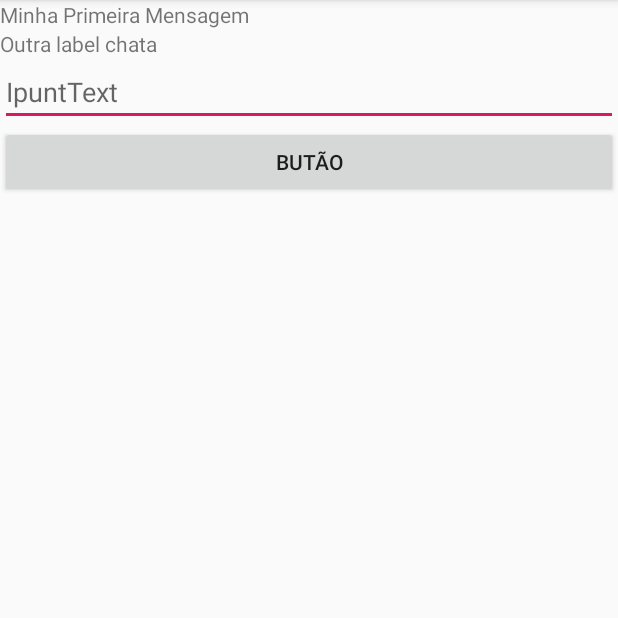
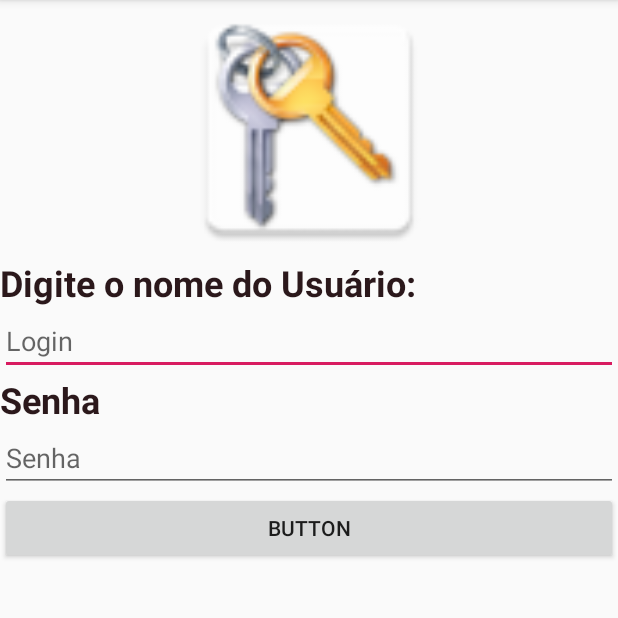
Before and after one commit to Suleiman-Moraes/appbasicoandroid, an Android app: the screen it shows after launch (MainActivity before the commit, Login after it), on a phone screen of 412 x 824 dp, the part 84-702 px from its top. Run offline under Robolectric (Android 15) with nearby library versions, the phone set to English and light mode, and no system bars.

Commit message:
Atualização

```diff
--- /dev/null
+++ b/app/src/main/java/br/com/senaigo/exemplo1/Login.java
@@ -0,0 +1,34 @@
+package br.com.senaigo.exemplo1;
+
+import android.content.Intent;
+import android.os.Bundle;
+import android.support.v7.app.AppCompatActivity;
+import android.view.View;
+import android.widget.EditText;
+
+public class Login extends AppCompatActivity {
+
+    private EditText usuario;
+    private EditText senha;
+
+    @Override
+    protected void onCreate(Bundle savedInstanceState) {
+        super.onCreate(savedInstanceState);
+        setContentView(R.layout.activity_login);
+
+        this.usuario = findViewById(R.id.login);
+        this.senha = findViewById(R.id.senha);
+    }
+
+    public void verificarLogin(View view) {
+        String pegaUsuario = usuario.getText().toString();
+        String pegaSenha = senha.getText().toString();
+
+        if (pegaSenha.trim().equals("123") && pegaUsuario.trim().equals("susu")) {
+            Intent intent = new Intent(this, Principal.class);
+            startActivity(intent);
+        } else {
+
+        }
+    }
+}
--- /dev/null
+++ b/app/src/main/res/layout/activity_login.xml
@@ -0,0 +1,74 @@
+<?xml version="1.0" encoding="utf-8"?>
+<android.support.constraint.ConstraintLayout xmlns:android="http://schemas.android.com/apk/res/android"
+    xmlns:app="http://schemas.android.com/apk/res-auto"
+    xmlns:tools="http://schemas.android.com/tools"
+    android:layout_width="match_parent"
+    android:layout_height="match_parent"
+    tools:context=".Login">
+
+    <LinearLayout
+        android:layout_width="match_parent"
+        android:layout_height="match_parent"
+        android:orientation="vertical">
+
+        <ImageView
+            android:id="@+id/imageView3"
+            android:layout_width="match_parent"
+            android:layout_height="172dp"
+            app:srcCompat="@mipmap/login_img" />
+
+        <TextView
+            android:id="@+id/textView3"
+            android:layout_width="match_parent"
+            android:layout_height="wrap_content"
+            android:allowUndo="false"
+            android:text="Digite o nome do Usuário:"
+            android:textColor="@color/colorPrimaryDark"
+            android:textSize="24sp"
+            android:textStyle="bold"
+            tools:layout_editor_absoluteX="44dp"
+            tools:layout_editor_absoluteY="160dp" />
+
+        <EditText
+            android:id="@+id/login"
+            android:layout_width="match_parent"
+            android:layout_height="wrap_content"
+            android:ems="10"
+            android:hint="Login"
+            android:inputType="textPersonName"
+            tools:layout_editor_absoluteX="4dp"
+            tools:layout_editor_absoluteY="203dp" />
+
+        <TextView
+            android:id="@+id/textView4"
+            android:layout_width="match_parent"
+            android:layout_height="wrap_content"
+            android:allowUndo="false"
+            android:text="Senha"
+            android:textColor="@color/colorPrimaryDark"
+            android:textSize="24sp"
+            android:textStyle="bold"
+            tools:layout_editor_absoluteX="154dp"
+            tools:layout_editor_absoluteY="266dp" />
+
+        <EditText
+            android:id="@+id/senha"
+            android:layout_width="match_parent"
+            android:layout_height="wrap_content"
+            android:ems="10"
+            android:hint="Senha"
+            android:inputType="textPassword"
+            tools:layout_editor_absoluteX="4dp"
+            tools:layout_editor_absoluteY="317dp" />
+
+        <Button
+            android:id="@+id/button2"
+            android:layout_width="match_parent"
+            android:layout_height="wrap_content"
+            android:onClick="verificarLogin"
+            android:text="Button"
+            tools:layout_editor_absoluteX="148dp"
+            tools:layout_editor_absoluteY="377dp" />
+
+    </LinearLayout>
+</android.support.constraint.ConstraintLayout>
--- a/app/src/main/res/values/colors.xml
+++ b/app/src/main/res/values/colors.xml
@@ -1,6 +1,6 @@
 <?xml version="1.0" encoding="utf-8"?>
 <resources>
     <color name="colorPrimary">#008577</color>
-    <color name="colorPrimaryDark">#00574B</color>
+    <color name="colorPrimaryDark">#e7150003</color>
     <color name="colorAccent">#D81B60</color>
 </resources>
--- a/app/src/main/res/values/dimens.xml
+++ b/app/src/main/res/values/dimens.xml
@@ -1,3 +1,6 @@
 <resources>
     <dimen name="fab_margin">16dp</dimen>
+    <!-- Default screen margins, per the Android Design guidelines. -->
+    <dimen name="activity_horizontal_margin">16dp</dimen>
+    <dimen name="activity_vertical_margin">16dp</dimen>
 </resources>
```
Also changed, not shown: app/src/main/AndroidManifest.xml (+8 -1 lines), app/src/main/java/br/com/senaigo/exemplo1/Principal.java (added, +13 -0 lines), app/src/main/res/layout/activity_principal.xml (added, +29 -0 lines), app/src/main/res/values/strings.xml (+13 -0 lines), app/src/main/login_img-web.png (added), app/src/main/res/mipmap-hdpi/login_img.png (added), app/src/main/res/mipmap-hdpi/user_img.png (added), app/src/main/res/mipmap-mdpi/login_img.png (added), app/src/main/res/mipmap-mdpi/user_img.png (added), app/src/main/res/mipmap-xhdpi/login_img.png (added), app/src/main/res/mipmap-xhdpi/user_img.png (added), app/src/main/res/mipmap-xxhdpi/login_img.png (added), app/src/main/res/mipmap-xxhdpi/user_img.png (added), app/src/main/res/mipmap-xxxhdpi/login_img.png (added), 2 more files.
